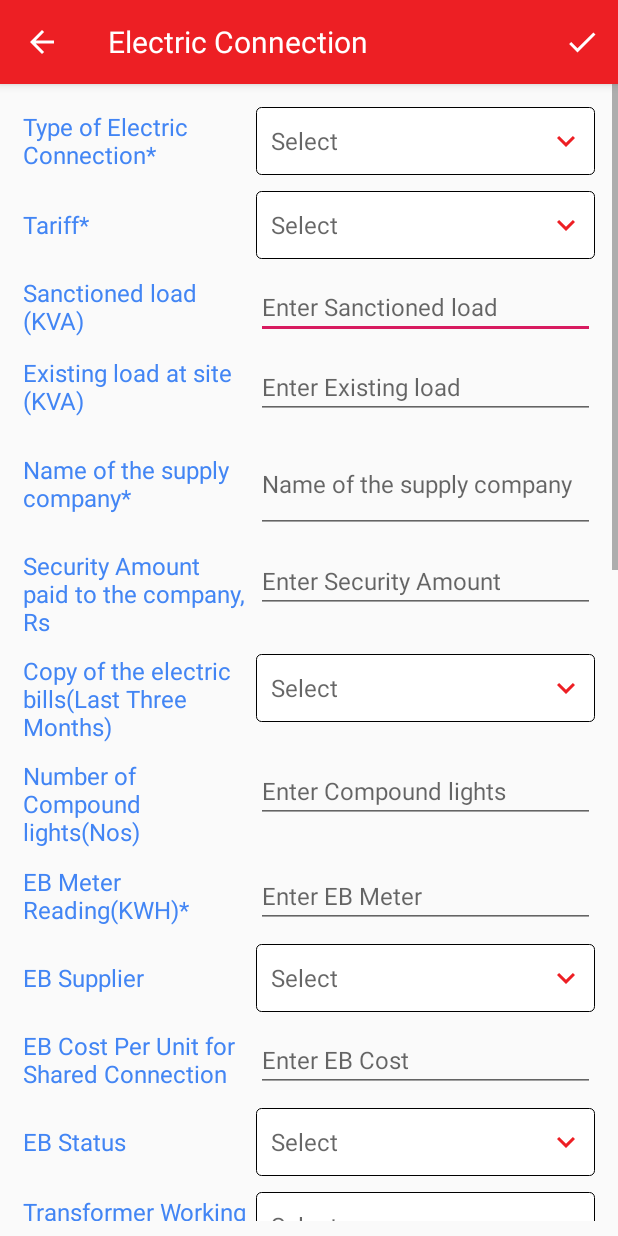
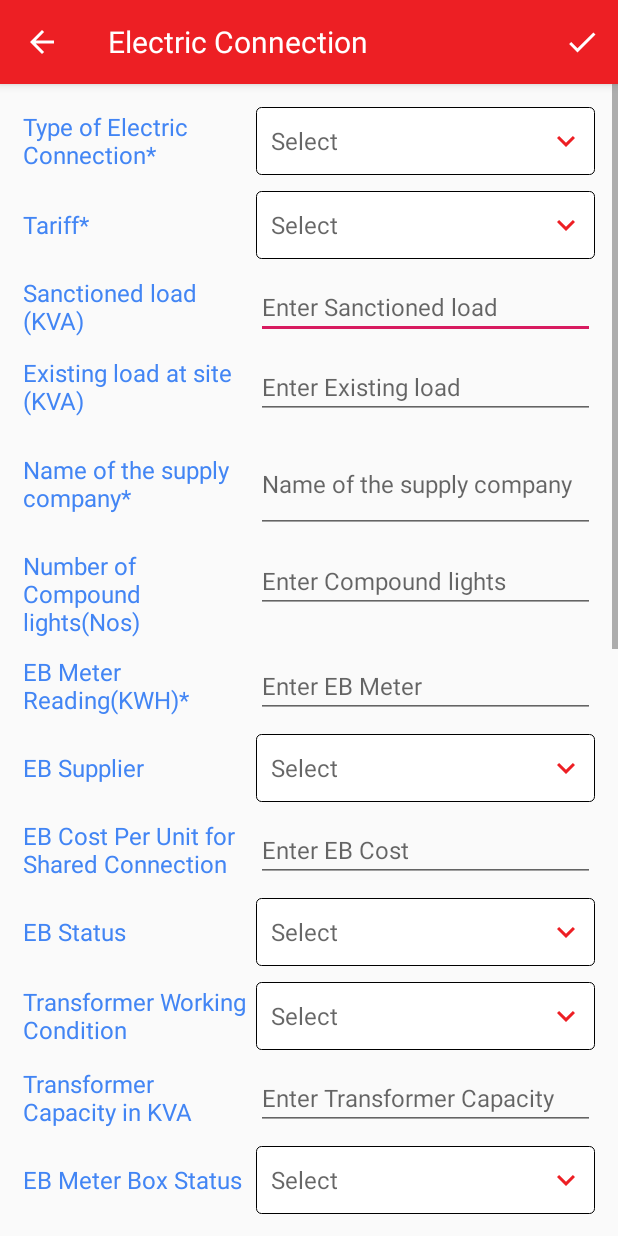
Before and after one commit to EdbrixDeveloper/BrahamaputraJio, an Android app: the Electric_Connection screen opened directly, with no data from a screen before it, on a phone screen of 412 x 824 dp. Run offline under Robolectric (Android 15) with nearby library versions, the phone set to English and light mode, and no system bars; our stand-ins replace CircleImageView; plain views replace EasyCountDownTextview; pictures from the network do not load; Roboto replaces fonts that are not available here.

Commit message:
commit      Security Amount paid to the company,Copy of the electric bills,      Bank Details - IFSC Code,Bank Details - Acc No      on visibility gone in Electric Connection by arjun on Date:11052019.

```diff
--- a/app/src/main/java/com/brahamaputra/mahindra/brahamaputrajio/Activities/Electric_Connection.java
+++ b/app/src/main/java/com/brahamaputra/mahindra/brahamaputrajio/Activities/Electric_Connection.java
@@ -93,12 +93,8 @@ public class Electric_Connection extends BaseActivity {
     private TextView mElectricConnectionTextViewScheduledPowerCutInHrs;
     private EditText mElectricConnectionEditTextScheduledPowerCutInHrs;
     private TextView mElectricConnectionTextViewEbBillDate;
-    //private EditText mElectricConnectionEditTextEbBillDate;
     private TextView mElectricConnectionTextViewEbBillDateVal;
 
-
-    //private TextView mElectricConnectionTextViewSapVendorCode;
-    //private EditText mElectricConnectionEditTextSapVendorCode;
 
     private TextView mElectricConnectionTextViewTypeModeOfPayment;
     private TextView mElectricConnectionTextViewTypeModeOfPayment_Val;
@@ -327,10 +323,7 @@ public class Electric_Connection extends BaseActivity {
         mElectricConnectionTextViewScheduledPowerCutInHrs = (TextView) findViewById(R.id.electricConnection_textView_scheduledPowerCutInHrs);
         mElectricConnectionEditTextScheduledPowerCutInHrs = (EditText) findViewById(R.id.electricConnection_editText_scheduledPowerCutInHrs);
         mElectricConnectionTextViewEbBillDate = (TextView) findViewById(R.id.electricConnection_textView_ebBillDate);
-        //mElectricConnectionEditTextEbBillDate = (EditText) findViewById(R.id.electricConnection_editText_ebBillDate);
         mElectricConnectionTextViewEbBillDateVal = (TextView) findViewById(R.id.electricConnection_textView_ebBillDate_Val);
-        //mElectricConnectionTextViewSapVendorCode = (TextView) findViewById(R.id.electricConnection_textView_sapVendorCode);
-        //mElectricConnectionEditTextSapVendorCode = (EditText) findViewById(R.id.electricConnection_editText_sapVendorCode);
 
         mElectricConnectionTextViewTypeModeOfPayment = (TextView) findViewById(R.id.electricConnection_textView_typeModeOfPayment);
         mElectricConnectionTextViewTypeModeOfPayment_Val = (TextView) findViewById(R.id.electricConnection_textView_typeModeOfPayment_Val);
@@ -369,7 +362,6 @@ public class Electric_Connection extends BaseActivity {
         getWindow().setSoftInputMode(
                 WindowManager.LayoutParams.SOFT_INPUT_STATE_ALWAYS_HIDDEN
         );
-
 
     }
 
@@ -421,30 +413,6 @@ public class Electric_Connection extends BaseActivity {
                 });
             }
         });
-
-
-
-
-        /*mElectricConnectionTextViewNameOfSupplyCompanyVal.setOnClickListener(new View.OnClickListener() {
-            @Override
-            public void onClick(View v) {
-                SearchableSpinnerDialog searchableSpinnerDialog = new SearchableSpinnerDialog(Electric_Connection.this,
-                        new ArrayList<String>(Arrays.asList(getResources().getStringArray(R.array.array_electricConnection_nameOfSupplyCompany))),
-                        "Name of the supply company",
-                        "Close", "#000000");
-                searchableSpinnerDialog.showSearchableSpinnerDialog();
-
-                searchableSpinnerDialog.bindOnSpinerListener(new OnSpinnerItemClick() {
-                    @Override
-                    public void onClick(ArrayList<String> item, int position) {
-
-                        str_nameOfSupplyCompany = item.get(position);
-                        mElectricConnectionTextViewNameOfSupplyCompanyVal.setText(str_nameOfSupplyCompany);
-                    }
-                });
-            }
-        });*/
-
 
         mElectricConnectionTextViewCopyOfElectricBillsVal.setOnClickListener(new View.OnClickListener() {
             @Override
@@ -752,9 +720,7 @@ public class Electric_Connection extends BaseActivity {
                 mElectricConnectionTextViewEbNeutralEarthingVal.setText(electricConnectionData.getEbNeutralEarthing());
                 mElectricConnectionEditTextAverageEbAvailabilityPerDay.setText(electricConnectionData.getAverageEbAvailability().isEmpty() ? "00:00" : electricConnectionData.getAverageEbAvailability());
                 mElectricConnectionEditTextScheduledPowerCutInHrs.setText(electricConnectionData.getScheduledPowerCut().isEmpty() ? "00:00" : electricConnectionData.getScheduledPowerCut());
-                //mElectricConnectionEditTextEbBillDate.setText(electricConnectionData.getEbBillDate());
                 mElectricConnectionTextViewEbBillDateVal.setText(electricConnectionData.getEbBillDate());
-                //mElectricConnectionEditTextSapVendorCode.setText(electricConnectionData.getSapVendorCode());
 
                 mElectricConnectionTextViewTypeModeOfPayment_Val.setText(electricConnectionData.getTypeModeOfPayment_Val());
                 mElectricConnectionEditTextBankIfscCode.setText(electricConnectionData.getBankIfscCode());
@@ -798,9 +764,8 @@ public class Electric_Connection extends BaseActivity {
             String ebNeutralEarthing = mElectricConnectionTextViewEbNeutralEarthingVal.getText().toString().trim();
             String averageEbAvailability = mElectricConnectionEditTextAverageEbAvailabilityPerDay.getText().toString().trim();
             String scheduledPowerCut = mElectricConnectionEditTextScheduledPowerCutInHrs.getText().toString().trim();
-            //String ebBillDate = mElectricConnectionEditTextEbBillDate.getText().toString().trim();
             String ebBillDate = mElectricConnectionTextViewEbBillDateVal.getText().toString().trim();
-            String sapVendorCode = "";//mElectricConnectionEditTextSapVendorCode.getText().toString().trim();
+            String sapVendorCode = "";
 
             String typeModeOfPayment_Val = mElectricConnectionTextViewTypeModeOfPayment_Val.getText().toString().trim();
             String bankIfscCode = mElectricConnectionEditTextBankIfscCode.getText().toString().trim();
@@ -886,14 +851,9 @@ public class Electric_Connection extends BaseActivity {
     private void visibilityOfEbCostPerUnitOnEbSupplierSelection(String ebSupplier) {
         if (ebSupplier.equals("Dedicated Connection")) {
             mElectricConnectionLinearLayoutEbCostPerUnitForSharedConnection.setVisibility(View.GONE);
-            //mElectricConnectionTextViewEbCostPerUnitForSharedConnection.setText("");
             mElectricConnectionEditTextEbCostPerUnitForSharedConnection.setText("");
-            //mElectricConnectionTextViewEbCostPerUnitForSharedConnection.setVisibility(View.GONE);
-            //mElectricConnectionEditTextEbCostPerUnitForSharedConnection.setVisibility(View.GONE);
         } else {
             mElectricConnectionLinearLayoutEbCostPerUnitForSharedConnection.setVisibility(View.VISIBLE);
-            //mElectricConnectionTextViewEbCostPerUnitForSharedConnection.setVisibility(View.VISIBLE);
-            //mElectricConnectionEditTextEbCostPerUnitForSharedConnection.setVisibility(View.VISIBLE);
         }
     }
 
@@ -902,12 +862,8 @@ public class Electric_Connection extends BaseActivity {
 
             mElectricConnectionLinearLayoutEbPaymentSchedule.setVisibility(View.GONE);
             mElectricConnectionTextViewEbPaymentScheduleVal.setText("");
-            //mElectricConnectionTextViewTypeOfPaymentVal.setVisibility(View.GONE);
-            //mElectricConnectionTextViewEbPaymentScheduleVal.setVisibility(View.GONE);
         } else {
             mElectricConnectionLinearLayoutEbPaymentSchedule.setVisibility(View.VISIBLE);
-            //mElectricConnectionTextViewTypeOfPaymentVal.setVisibility(View.GONE);
-            //mElectricConnectionTextViewEbPaymentScheduleVal.setVisibility(View.GONE);
         }
     }
 
--- a/app/src/main/res/layout/activity_electric_connection.xml
+++ b/app/src/main/res/layout/activity_electric_connection.xml
@@ -125,7 +125,6 @@
             </LinearLayout>
 
 
-
             <LinearLayout xmlns:android="http://schemas.android.com/apk/res/android"
                 android:layout_width="match_parent"
                 android:layout_height="wrap_content"
@@ -154,6 +153,7 @@
                 android:layout_width="match_parent"
                 android:layout_height="wrap_content"
                 android:padding="@dimen/app_min_padding"
+                android:visibility="gone"
                 android:weightSum="1">
 
                 <TextView
@@ -179,6 +179,7 @@
                 android:layout_width="match_parent"
                 android:layout_height="wrap_content"
                 android:padding="@dimen/app_min_padding"
+                android:visibility="gone"
                 android:weightSum="1">
 
                 <TextView
@@ -692,20 +693,6 @@
                     android:layout_weight="0.4"
                     android:text="Average EB Availability Per Day" />
 
-                <!-- <ir.samanjafari.easycountdowntimer.EasyCountDownTextview
-                     android:id="@+id/easyCountDownTextview"
-                     android:layout_width="0dp"
-                     android:layout_height="wrap_content"
-                     android:layout_centerInParent="true"
-                     app:hours="2"
-                     app:minute="2"
-                     app:second="15"
-                     app:setAnimation="true"
-                     app:showHours="false"
-                     app:showOnlySecond="false"
-                     app:textColor="#000"
-                     app:textSize="25sp" />-->
-
                 <EditText
                     android:id="@+id/electricConnection_editText_averageEbAvailabilityPerDay"
                     android:layout_width="0dp"
@@ -766,17 +753,6 @@
                     android:layout_height="wrap_content"
                     android:layout_weight="0.4"
                     android:text="EB Bill Date" />
-
-                <!--<EditText
-                    android:id="@+id/electricConnection_editText_ebBillDate"
-                    android:layout_width="0dp"
-                    android:layout_height="wrap_content"
-                    android:layout_weight="0.6"
-                    android:hint="Enter EB Bill Date"
-                    android:imeOptions="actionNext"
-                    android:inputType="text"
-                    android:textAlignment="viewStart" />-->
-
                 <TextView
                     android:id="@+id/electricConnection_textView_ebBillDate_Val"
                     style="@style/MyTheme"
@@ -844,7 +820,8 @@
                 android:layout_width="match_parent"
                 android:layout_height="wrap_content"
                 android:padding="@dimen/app_min_padding"
-                android:weightSum="1">
+                android:weightSum="1"
+                android:visibility="gone">
 
                 <TextView
                     android:id="@+id/electricConnection_textView_bankIfscCode"
@@ -871,7 +848,8 @@
                 android:layout_width="match_parent"
                 android:layout_height="wrap_content"
                 android:padding="@dimen/app_min_padding"
-                android:weightSum="1">
+                android:weightSum="1"
+                android:visibility="gone">
 
                 <TextView
                     android:id="@+id/electricConnection_textView_bankAccountNo"
```
Lines whose indentation alone changed are shown as unchanged.
